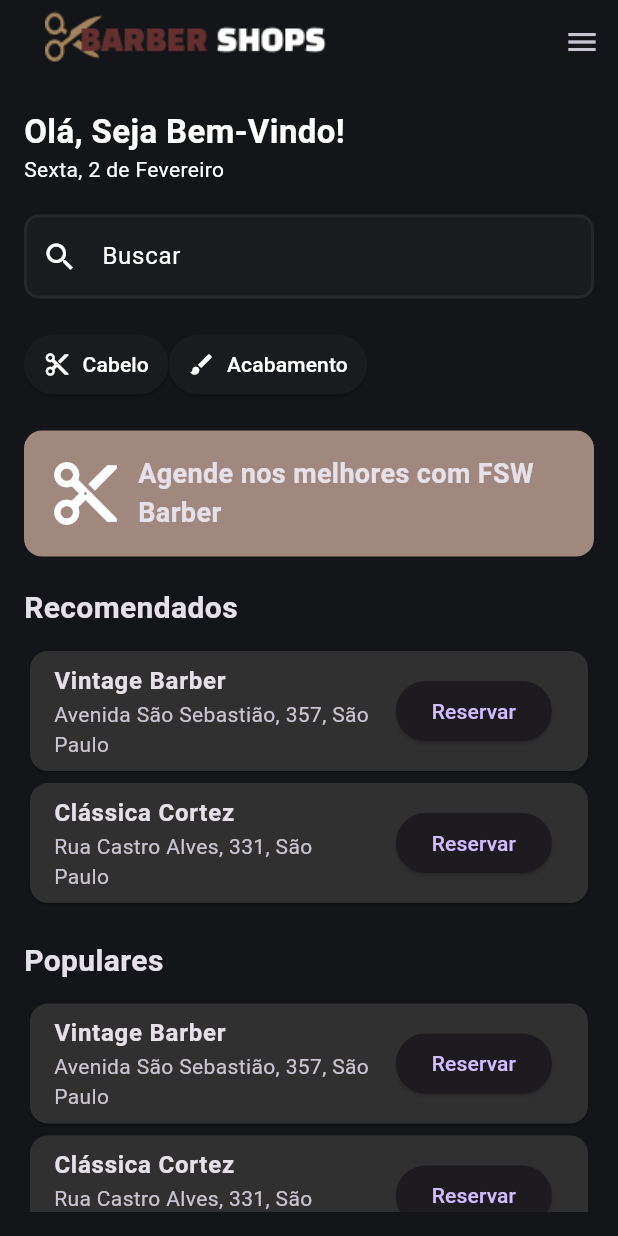
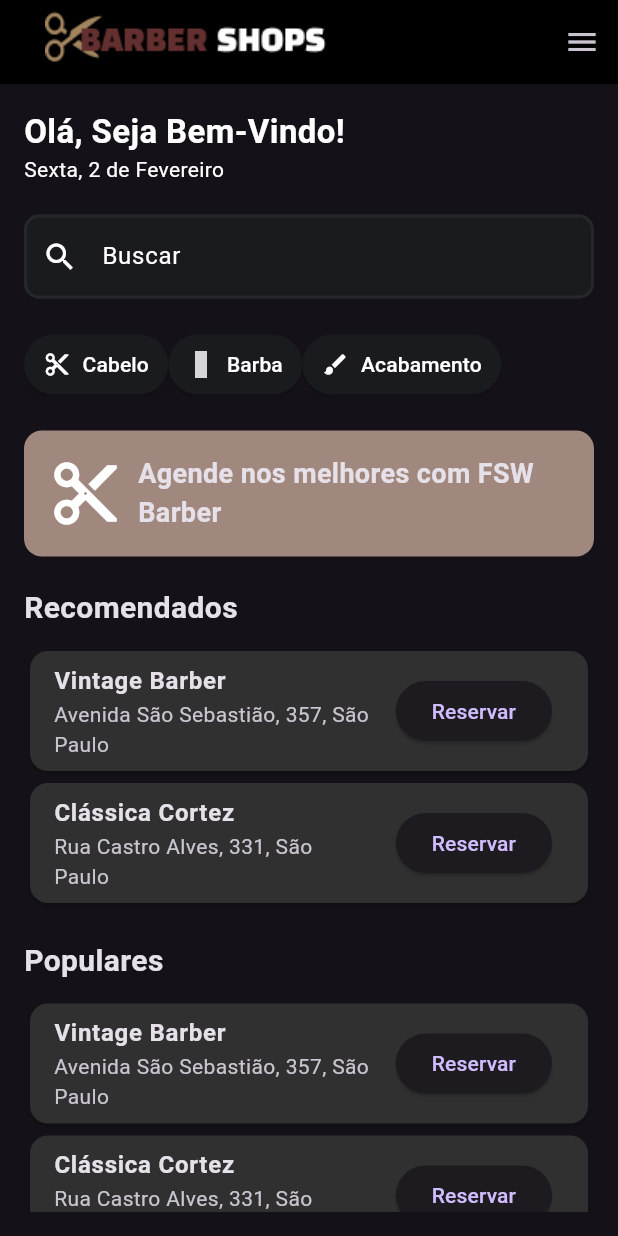
Before and after one commit to Guilherme22B/Barber_shopp, a Flutter app: the screen it shows after launch, after a tap on the "menu" icon, after a tap on "Home", on a phone screen of 412 x 824 dp. Run offline on Flutter 3.47's test engine with Material 3 defaults, Android fonts, the phone set to English and light mode, and no system bars; our stand-ins replace material_design_icons_flutter; network calls fail; grey boxes are pictures that could not be loaded.

Commit message:
Update home_page.dart

```diff
--- a/lib/views/home/home_page.dart
+++ b/lib/views/home/home_page.dart
@@ -1,6 +1,7 @@
 import 'package:flutter/material.dart';
+import 'package:material_design_icons_flutter/material_design_icons_flutter.dart';
+import '../../widgets/main_layout.dart';
 
-//import 'package:material_design_icons_flutter/material_design_icons_flutter.dart';
 class HomePage extends StatelessWidget {
   const HomePage({super.key});
   @override
@@ -15,93 +16,11 @@ class HomePage extends StatelessWidget {
 
 class BarberHomePage extends StatelessWidget {
   const BarberHomePage({super.key});
+
   @override
   Widget build(BuildContext context) {
-    return Scaffold(
-      backgroundColor: const Color(0xFF141518),
-      appBar: AppBar(
-        backgroundColor: const Color(0xFF141518),
-        elevation: 0,
-        centerTitle: false,
-        title: Container(
-          padding: const EdgeInsets.only(top: 20.0),
-          child: Image.asset(
-            'assets/images/Tittle.png',
-            height: 90,
-          ),
-        ),
-      ),
-      endDrawer: Drawer(
-        backgroundColor: const Color(0xFF1A1B1F),
-        child: Column(
-          children: <Widget>[
-            Container(
-              padding: const EdgeInsets.all(16.0),
-              child: Row(
-                children: [
-                  GestureDetector(
-                    onTap: () {
-                      //Navigator.push(
-                      // context,
-                      // MaterialPageRoute(builder: (context) => ),
-                      //);
-                    },
-                    child: const CircleAvatar(
-                      backgroundColor: Colors.white,
-                      child: Icon(Icons.person, size: 40, color: Colors.black),
-                    ),
-                  ),
-                  const SizedBox(width: 16),
-                  const Column(
-                    crossAxisAlignment: CrossAxisAlignment.start,
-                    children: [
-                      Text(
-                        "Usuário Nome",
-                        style: TextStyle(color: Colors.white, fontSize: 18),
-                      ),
-                      Text(
-                        "usuario@email.com",
-                        style: TextStyle(color: Colors.white, fontSize: 14),
-                      ),
-                    ],
-                  ),
-                ],
-              ),
-            ),
-            const Divider(),
-            ListTile(
-              leading: const Icon(Icons.home),
-              title: const Text('Início'),
-              onTap: () {},
-            ),
-            ListTile(
-              //leading: const Icon(MdiIcons.scissorsCutting),
-              title: const Text('Crie Sua Barbearia'),
-              onTap: () {},
-            ),
-            ListTile(
-              leading: const Icon(Icons.calendar_month_outlined),
-              title: const Text('Agendamentos'),
-              onTap: () {},
-            ),
-            ListTile(
-              leading: const Icon(Icons.settings),
-              title: const Text('Configurações'),
-              onTap: () {},
-            ),
-            const Spacer(),
-            const Divider(),
-            ListTile(
-              leading: const Icon(Icons.exit_to_app, size: 30),
-              title: const Text(
-                'Sair',
-                style: TextStyle(fontSize: 18),
-              ),
-              onTap: () {},
-            ),
-          ],
-        ),
-      ),
+    return MainLayout(
+
       body: Padding(
         padding: const EdgeInsets.all(16.0),
         child: ListView(
@@ -126,7 +45,7 @@ class BarberHomePage extends StatelessWidget {
                 mainAxisAlignment: MainAxisAlignment.spaceBetween,
                 children: [
                   ServiceButton(label: "Cabelo", icon: Icons.content_cut),
-                  //ServiceButton(label: "Barba", icon: MdiIcons.mustache),
+                  ServiceButton(label: "Barba", icon: MdiIcons.mustache),
                   ServiceButton(label: "Acabamento", icon: Icons.brush),
                 ],
               ),
```
